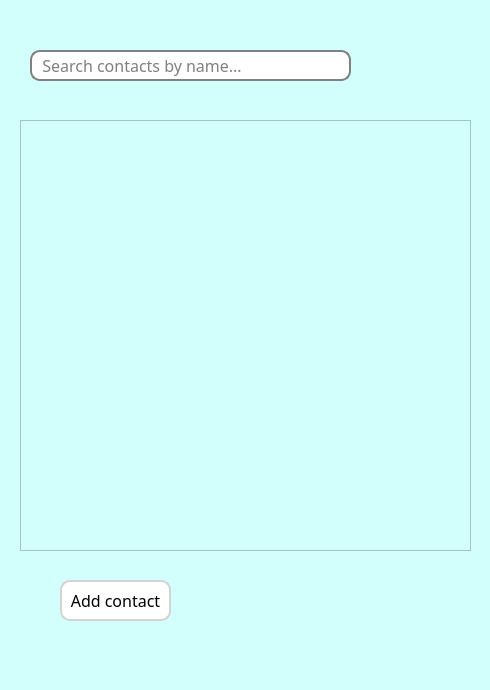
First picture: the form in mainwindow.ui, repository TimMatthew/ContactBook, before the edit.
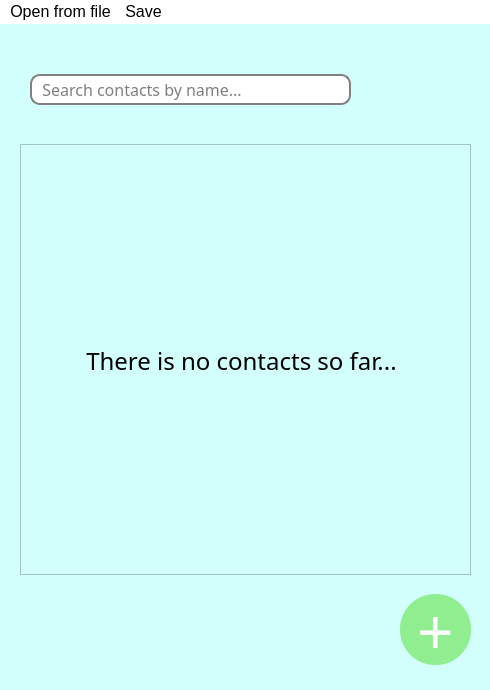
Second picture: the form after the edit. Icons and pictures are not drawn.

```diff
--- a/mainwindow.ui
+++ b/mainwindow.ui
@@ -73,25 +73,26 @@
    <widget class="QPushButton" name="addButton">
     <property name="geometry">
      <rect>
-      <x>60</x>
-      <y>580</y>
-      <width>111</width>
-      <height>41</height>
+      <x>400</x>
+      <y>570</y>
+      <width>71</width>
+      <height>71</height>
      </rect>
     </property>
     <property name="font">
      <font>
       <family>Franklin Gothic Book</family>
-      <pointsize>12</pointsize>
+      <pointsize>48</pointsize>
      </font>
     </property>
     <property name="styleSheet">
-     <string notr="true">background-color: white;
-border-radius: 10px;
-border: 2px solid lightgrey;</string>
+     <string notr="true">background-color: lightgreen;
+border-radius: 35px;
+color: white;
+</string>
     </property>
     <property name="text">
-     <string>Add contact</string>
+     <string>+</string>
     </property>
    </widget>
    <widget class="QScrollArea" name="scrollArea">
@@ -125,6 +126,28 @@
        </rect>
       </property>
      </widget>
+     <widget class="QLabel" name="noContactsLabel">
+      <property name="geometry">
+       <rect>
+        <x>60</x>
+        <y>200</y>
+        <width>321</width>
+        <height>31</height>
+       </rect>
+      </property>
+      <property name="font">
+       <font>
+        <family>Franklin Gothic Book</family>
+        <pointsize>18</pointsize>
+       </font>
+      </property>
+      <property name="text">
+       <string>There is no contacts so far...</string>
+      </property>
+      <property name="alignment">
+       <set>Qt::AlignCenter</set>
+      </property>
+     </widget>
     </widget>
    </widget>
   </widget>
@@ -134,9 +157,39 @@
      <x>0</x>
      <y>0</y>
      <width>490</width>
-     <height>22</height>
+     <height>27</height>
     </rect>
    </property>
+   <property name="font">
+    <font>
+     <pointsize>12</pointsize>
+    </font>
+   </property>
+   <property name="styleSheet">
+    <string notr="true">background-color: white;</string>
+   </property>
+   <widget class="QMenu" name="menuOpenfrom_file">
+    <property name="font">
+     <font>
+      <pointsize>12</pointsize>
+     </font>
+    </property>
+    <property name="title">
+     <string>Open from file</string>
+    </property>
+   </widget>
+   <widget class="QMenu" name="menuSave">
+    <property name="font">
+     <font>
+      <pointsize>12</pointsize>
+     </font>
+    </property>
+    <property name="title">
+     <string>Save</string>
+    </property>
+   </widget>
+   <addaction name="menuOpenfrom_file"/>
+   <addaction name="menuSave"/>
   </widget>
   <widget class="QStatusBar" name="statusbar"/>
  </widget>
```
